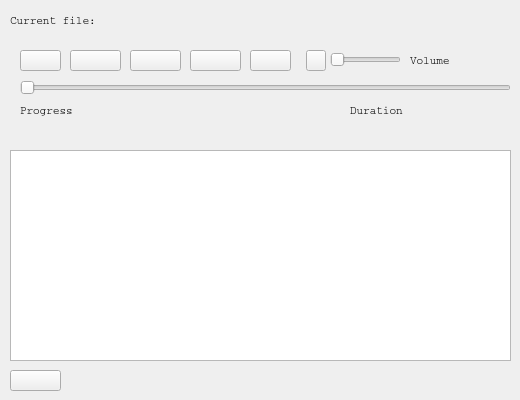
Malofeyka/qt, file MediaPlayer/widget.ui: the form before one commit.
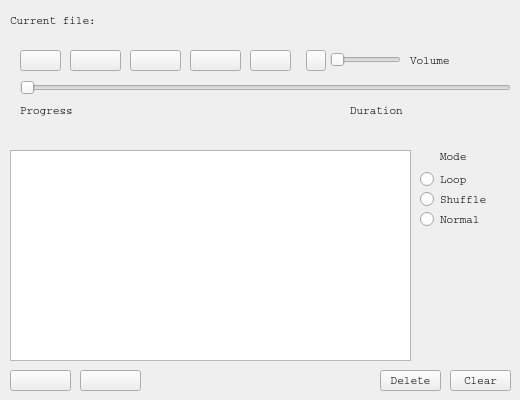
The form after the commit. Icons and pictures are not drawn.

The edit to the form file:
```diff
--- a/MediaPlayer/widget.ui
+++ b/MediaPlayer/widget.ui
@@ -160,7 +160,7 @@
     <rect>
      <x>10</x>
      <y>370</y>
-     <width>51</width>
+     <width>61</width>
      <height>21</height>
     </rect>
    </property>
@@ -260,11 +260,120 @@
     <rect>
      <x>10</x>
      <y>150</y>
-     <width>501</width>
+     <width>401</width>
      <height>211</height>
     </rect>
    </property>
   </widget>
+  <widget class="QPushButton" name="pushButtonClear">
+   <property name="geometry">
+    <rect>
+     <x>450</x>
+     <y>370</y>
+     <width>61</width>
+     <height>21</height>
+    </rect>
+   </property>
+   <property name="font">
+    <font>
+     <family>Courier</family>
+     <pointsize>8</pointsize>
+    </font>
+   </property>
+   <property name="text">
+    <string>Clear</string>
+   </property>
+  </widget>
+  <widget class="QPushButton" name="pushButtonDelete">
+   <property name="geometry">
+    <rect>
+     <x>380</x>
+     <y>370</y>
+     <width>61</width>
+     <height>21</height>
+    </rect>
+   </property>
+   <property name="font">
+    <font>
+     <family>Courier</family>
+     <pointsize>8</pointsize>
+    </font>
+   </property>
+   <property name="text">
+    <string>Delete</string>
+   </property>
+  </widget>
+  <widget class="QRadioButton" name="radioButtonLoop">
+   <property name="geometry">
+    <rect>
+     <x>420</x>
+     <y>170</y>
+     <width>84</width>
+     <height>19</height>
+    </rect>
+   </property>
+   <property name="text">
+    <string>Loop</string>
+   </property>
+  </widget>
+  <widget class="QRadioButton" name="radioButtonShuffle">
+   <property name="geometry">
+    <rect>
+     <x>420</x>
+     <y>190</y>
+     <width>84</width>
+     <height>19</height>
+    </rect>
+   </property>
+   <property name="text">
+    <string>Shuffle</string>
+   </property>
+  </widget>
+  <widget class="QRadioButton" name="radioButtonNormal">
+   <property name="geometry">
+    <rect>
+     <x>420</x>
+     <y>210</y>
+     <width>84</width>
+     <height>19</height>
+    </rect>
+   </property>
+   <property name="text">
+    <string>Normal</string>
+   </property>
+  </widget>
+  <widget class="QLabel" name="label">
+   <property name="geometry">
+    <rect>
+     <x>440</x>
+     <y>150</y>
+     <width>47</width>
+     <height>13</height>
+    </rect>
+   </property>
+   <property name="text">
+    <string>Mode</string>
+   </property>
+  </widget>
+  <widget class="QPushButton" name="pushButtonSave">
+   <property name="geometry">
+    <rect>
+     <x>80</x>
+     <y>370</y>
+     <width>61</width>
+     <height>21</height>
+    </rect>
+   </property>
+   <property name="font">
+    <font>
+     <family>Courier</family>
+     <pointsize>8</pointsize>
+    </font>
+   </property>
+   <property name="text">
+    <string/>
+   </property>
+  </widget>
  </widget>
  <resources>
   <include location="ICONS.qrc"/>
```
